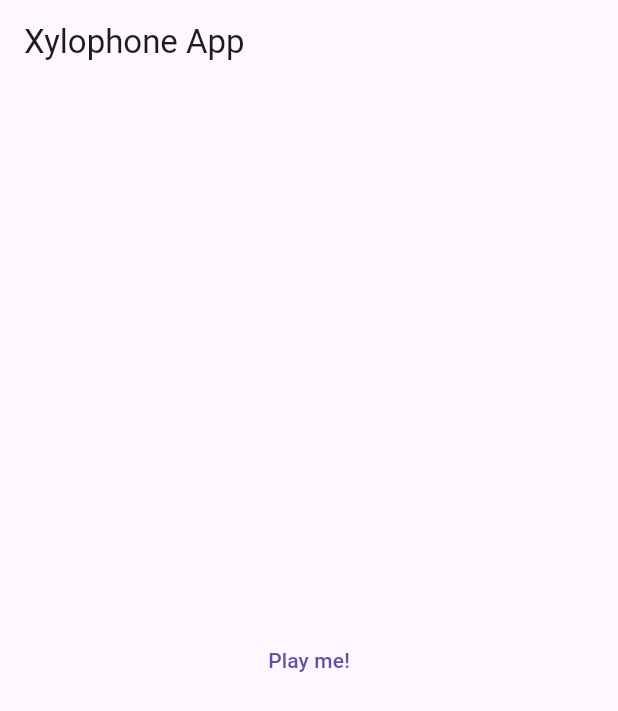
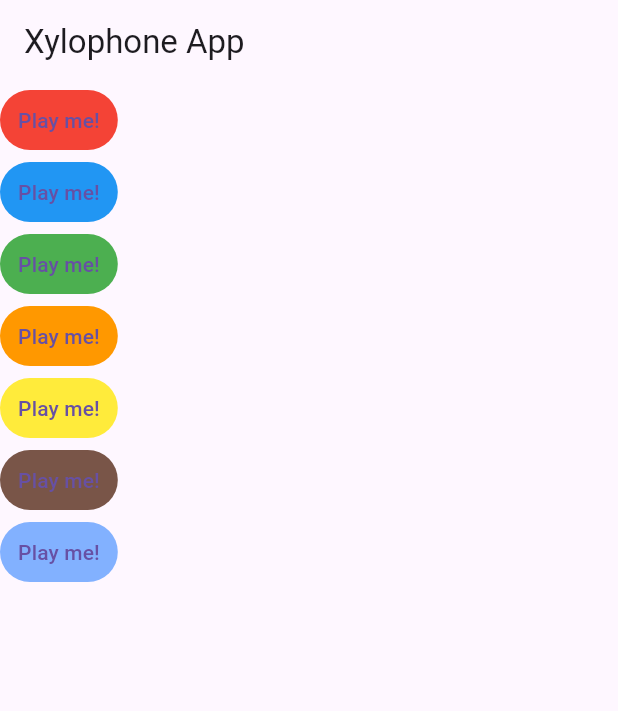
Before and after one commit to constructorlib/flutter, a Flutter app: the screen it shows after launch, on a phone screen of 412 x 824 dp. Shown: the top 711 px of the screen. Run offline on Flutter 3.47's test engine with Material 3 defaults, Android fonts, the phone set to English and light mode, and no system bars; our stand-ins replace audioplayers.

Commit message:
add all notes + (non Material) colors

```diff
--- a/xylophone/lib/main.dart
+++ b/xylophone/lib/main.dart
@@ -29,8 +29,12 @@ class _XylophoneAppState extends State<XylophoneApp> {
           title: Text('Xylophone App'),
         ),
         body: SafeArea(
-          child: Center(
-            child: TextButton(
+          child: Column(
+            children: <Widget>[
+              TextButton(
+                style: TextButton.styleFrom(
+                  backgroundColor: Colors.red,
+                ),
                 onPressed: () async {
                   final player = AudioPlayer();
                   await player.play(
@@ -39,6 +43,79 @@ class _XylophoneAppState extends State<XylophoneApp> {
                 },
                 child: Text('Play me!'),
               ),
+              TextButton(
+                style: TextButton.styleFrom(
+                  backgroundColor: Colors.blue,
+                ),
+                onPressed: () async {
+                  final player = AudioPlayer();
+                  await player.play(
+                    AssetSource('note2.wav'),
+                  );
+                },
+                child: Text('Play me!'),
+              ),
+              TextButton(
+                style: TextButton.styleFrom(
+                  backgroundColor: Colors.green,
+                ),
+                onPressed: () async {
+                  final player = AudioPlayer();
+                  await player.play(
+                    AssetSource('note3.wav'),
+                  );
+                },
+                child: Text('Play me!'),
+              ),
+              TextButton(
+                style: TextButton.styleFrom(
+                  backgroundColor: Colors.orange,
+                ),
+                onPressed: () async {
+                  final player = AudioPlayer();
+                  await player.play(
+                    AssetSource('note4.wav'),
+                  );
+                },
+                child: Text('Play me!'),
+              ),
+              TextButton(
+                style: TextButton.styleFrom(
+                  backgroundColor: Colors.yellow,
+                ),
+                onPressed: () async {
+                  final player = AudioPlayer();
+                  await player.play(
+                    AssetSource('note5.wav'),
+                  );
+                },
+                child: Text('Play me!'),
+              ),
+              TextButton(
+                style: TextButton.styleFrom(
+                  backgroundColor: Colors.brown,
+                ),
+                onPressed: () async {
+                  final player = AudioPlayer();
+                  await player.play(
+                    AssetSource('note6.wav'),
+                  );
+                },
+                child: Text('Play me!'),
+              ),
+              TextButton(
+                style: TextButton.styleFrom(
+                  backgroundColor: Colors.blueAccent[100],
+                ),
+                onPressed: () async {
+                  final player = AudioPlayer();
+                  await player.play(
+                    AssetSource('note7.wav'),
+                  );
+                },
+                child: Text('Play me!'),
+              ),
+            ],
           ),
         ),
       ),
```
Lines whose indentation alone changed are shown as unchanged.
